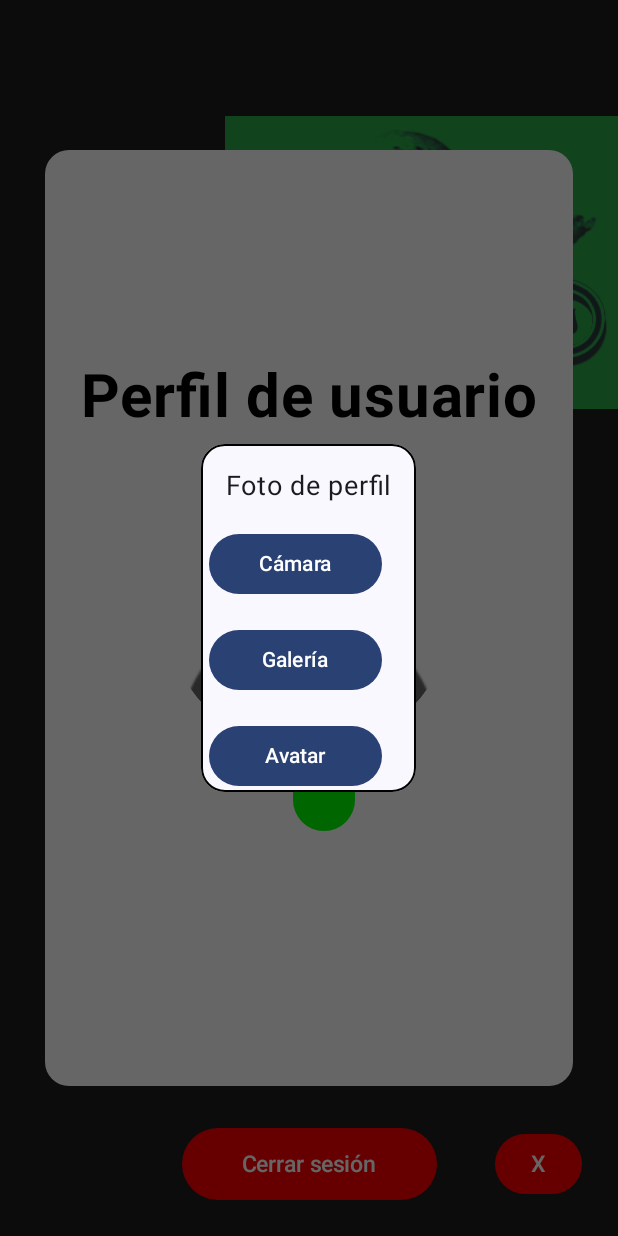
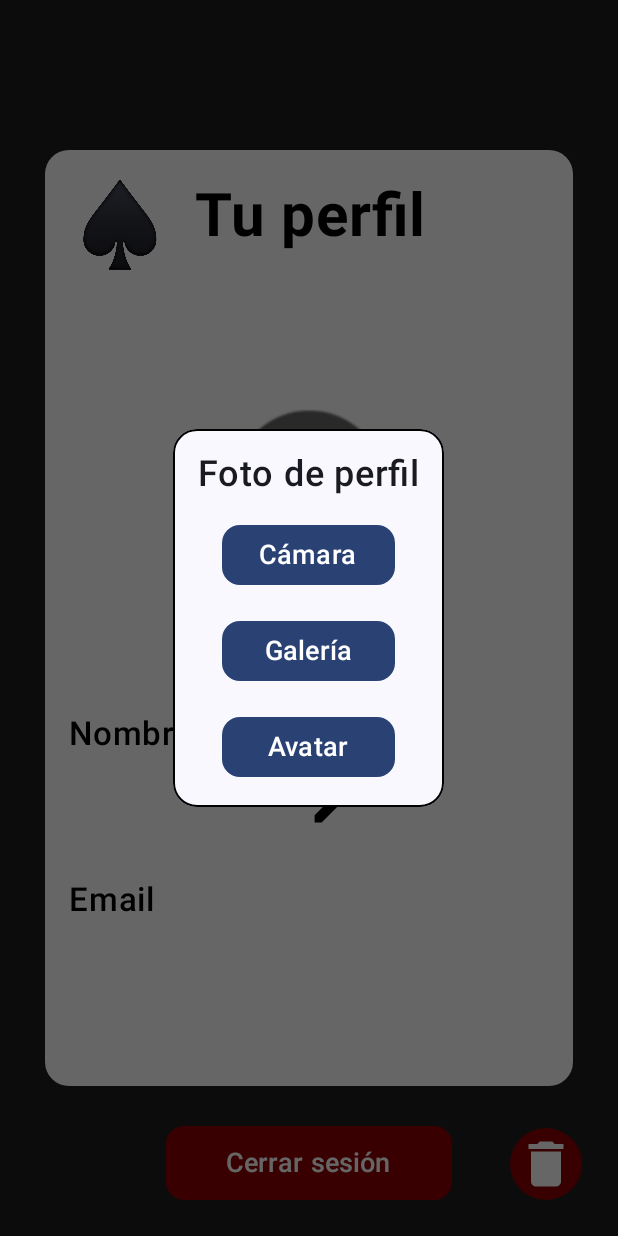
Before and after one commit to Juanes165/chipiolo, an Android app built with Jetpack Compose: the ProfileScreen screen opened through its navigation route, after a tap on "Default profile picture", on a phone screen of 412 x 824 dp. Run offline under Robolectric (Android 15) with nearby library versions, the light colour scheme and no system bars; our stand-ins replace Firebase (no records; nobody signed in at launch, a user with empty details on screens opened directly); pictures from the network do not load; 10 statements that could not run were skipped.

Commit message:
Actualizacion perfil

```diff
--- a/app/src/main/java/com/aragang/chipiolo/MainActivity.kt
+++ b/app/src/main/java/com/aragang/chipiolo/MainActivity.kt
@@ -118,6 +118,12 @@ class MainActivity : ComponentActivity() {
                                 },
                                 goToLogin = {
                                     navController.navigate("login_screen")
+                                },
+                                reload = {
+                                    navController.navigate("profile")
+                                },
+                                goToProfileHome = {
+                                    navController.navigate("profile_home")
                                 },
                                 client = googleAuthUiClient
                             )
--- a/app/src/main/java/com/aragang/chipiolo/Profile/Profile.kt
+++ b/app/src/main/java/com/aragang/chipiolo/Profile/Profile.kt
@@ -2,6 +2,7 @@ package com.aragang.chipiolo.Profile
 
 import android.net.Uri
 import android.util.Log
+import androidx.activity.compose.BackHandler
 import androidx.activity.compose.rememberLauncherForActivityResult
 import androidx.activity.result.PickVisualMediaRequest
 import androidx.activity.result.contract.ActivityResultContracts
@@ -15,10 +16,16 @@ import androidx.compose.foundation.layout.*
 import androidx.compose.foundation.rememberScrollState
 import androidx.compose.foundation.shape.CircleShape
 import androidx.compose.foundation.shape.RoundedCornerShape
+import androidx.compose.material.icons.Icons
+import androidx.compose.material.icons.filled.Delete
+import androidx.compose.material.icons.filled.Edit
 import androidx.compose.material3.Surface
 import androidx.compose.material3.Button
 import androidx.compose.material3.Text
 import androidx.compose.material3.ButtonDefaults
+import androidx.compose.material3.Icon
+import androidx.compose.material3.IconButton
+import androidx.compose.material3.MaterialTheme
 import androidx.compose.material3.OutlinedTextField
 import androidx.compose.runtime.Composable
 import androidx.compose.runtime.getValue
@@ -47,6 +54,7 @@ import com.aragang.chipiolo.SignInChipiolo.Login
 import com.aragang.chipiolo.SignInChipiolo.UserData
 import com.google.android.gms.auth.api.identity.SignInClient
 import com.google.firebase.storage.FirebaseStorage
+import kotlinx.coroutines.delay
 
 
 @Composable
@@ -56,6 +64,8 @@ fun ProfileScreen(
     onCamera: () -> Unit,
     onAvatarPick: () -> Unit,
     goToLogin: () -> Unit = {},
+    reload: () -> Unit = {},
+    goToProfileHome: () -> Unit = {},
     client: Login,
 ) {
 
@@ -65,6 +75,7 @@ fun ProfileScreen(
     val colorWhite = colorResource(id = R.color.white)
     val colorGreenPrimary = colorResource(id = R.color.green_primary)
     val colorBlack = colorResource(id = R.color.black)
+    val colorRed = colorResource(id = R.color.red_primary)
 
     var showSignOutDialog by remember { mutableStateOf(false) }
     var showProfilePictureDialog by remember { mutableStateOf(false) }
@@ -86,6 +97,9 @@ fun ProfileScreen(
             }
         }
 
+    BackHandler {
+        goToProfileHome()
+    }
 
     Box(
         modifier = Modifier
@@ -93,31 +107,35 @@ fun ProfileScreen(
             .background(colorDarkGray)
     ) {
 
-        Image(
-            painter = painterResource(R.drawable.logo_chipiolo),
-            contentDescription = stringResource(R.string.logofondo),
-            colorFilter = ColorFilter.tint(Color(43, 168, 74), blendMode = BlendMode.Darken),
-            modifier = Modifier
-                .padding(
-                    start = 150.dp
-                )
-                .size(350.dp)
-        )
-
         Column(
             modifier = Modifier
                 .fillMaxSize()
                 .padding(horizontal = 30.dp, vertical = 100.dp)
                 .background(Color.White, RoundedCornerShape(16.dp)),
-            verticalArrangement = Arrangement.Center,
+            verticalArrangement = Arrangement.Top,
             horizontalAlignment = Alignment.CenterHorizontally
         ) {
-            Text(
-                text = "Perfil de usuario",
-                fontSize = 40.sp,
-                modifier = Modifier.padding(top = 10.dp, bottom = 16.dp),
-                fontWeight = FontWeight(700),
-            )
+            Row (
+                modifier = Modifier
+                    .fillMaxWidth()
+                    .padding(start = 20.dp, bottom = 80.dp, top = 20.dp)
+
+            ) {
+                Image(
+                    painter = painterResource(R.drawable.logo_pica),
+                    contentDescription = "pica",
+                    modifier = Modifier
+                        .size(60.dp)
+                        .clickable { goToLogin() }
+                )
+                Text(
+                    text = stringResource(R.string.user_profile),
+                    fontSize = 40.sp,
+                    modifier = Modifier.padding(start = 20.dp),
+                    fontWeight = FontWeight(700),
+                )
+            }
+
             // FOTO DE PERFIL
             if (userData?.profileImage != null) {
                 ProfilePicture(
@@ -145,93 +163,102 @@ fun ProfileScreen(
 
             if (userData != null) {
 
+                Text(
+                    text = stringResource(R.string.name),
+                    modifier = Modifier
+                        .align(Alignment.Start)
+                        .padding(start = 16.dp, top = 16.dp),
+                    fontSize = 22.sp,
+                    fontWeight = FontWeight.SemiBold,
+                )
                 // NOMBRE Y ACTUALIZAR NOMBRE
                 Row(
                     modifier = Modifier
                         .fillMaxWidth()
-                        .padding(horizontal = 16.dp),
+                        .padding(horizontal = 16.dp, vertical = 10.dp),
                     horizontalArrangement = Arrangement.Center
                 ) {
                     Text(
                         // get first name
                         text = userData.name?.substringBefore(' ') ?: "ChipiUsuario",
                         fontSize = 30.sp,
-                        modifier = Modifier.padding(top = 16.dp, start = 10.dp, end = 10.dp),
+                        modifier = Modifier.padding(start = 10.dp, end = 10.dp),
                         fontWeight = FontWeight.SemiBold,
                     )
-//                    Image(
-//                        painter = painterResource(R.drawable.ic_baseline_edit_24),
-//                        contentDescription = "Edit name",
-//                        modifier = Modifier
-//                            .padding(top = 16.dp, start = 8.dp)
-//                            .size(30.dp)
-//                            .clickable { /*TODO*/ }
-//                    )
-                    Button(
-                        onClick = { showChangeName = true },
-                        modifier = Modifier
-                            .background(Color.Green, CircleShape)
-                            .padding(top = 16.dp, start = 8.dp, end = 8.dp, bottom = 8.dp)
-                            .size(25.dp)
-//                            .align(Alignment.End),
-                        ,
-                        colors = ButtonDefaults.buttonColors(
-                            containerColor = Color(0, 0, 0, 0),
-                            contentColor = Color.White,
-                        ),
-                        shape = CircleShape
-                    ) {
-//                        Text(text = "E", color = Color.White)
+                    IconButton(onClick = { showChangeName = true }) {
+                        Icon(
+                            Icons.Filled.Edit,
+                            contentDescription = "edit",
+                            tint = colorBlack,
+                            modifier = Modifier
+                                .padding(start = 10.dp)
+                                .size(40.dp)
+                        )
                     }
                 }
 
+                Text(
+                    text = stringResource(R.string.loemail),
+                    modifier = Modifier
+                        .align(Alignment.Start)
+                        .padding(start = 16.dp, top = 16.dp),
+                    fontSize = 22.sp,
+                    fontWeight = FontWeight.SemiBold,
+                )
+
                 // EMAIL Y ACTUALIZAR EMAIL
-                Row {
+                Row (
+                    modifier = Modifier
+                        .fillMaxWidth()
+                        .padding(horizontal = 16.dp, vertical = 10.dp),
+                    horizontalArrangement = Arrangement.Center
+                ){
                     Text(
                         text = userData.email,
                         fontSize = 20.sp,
                         modifier = Modifier
-                            .padding(top = 16.dp, start = 10.dp, end = 10.dp)
+                            .padding(start = 10.dp, end = 10.dp)
                             .horizontalScroll(rememberScrollState()),
 
                         )
                 }
             }
         }
+
+        // BOTON DE CERRAR SESION
         Button(
             onClick = { showSignOutDialog = true },
             modifier = Modifier
                 .padding(bottom = 24.dp)
                 .align(Alignment.BottomCenter),
             colors = ButtonDefaults.buttonColors(
-                containerColor = Color(255, 0, 0),
-                contentColor = Color.White,
+                containerColor = colorRed,
+                contentColor = colorWhite,
             ),
+            shape = MaterialTheme.shapes.medium,
 
             ) {
             Text(
                 text = stringResource(R.string.clses),
-                fontSize = 15.sp,
+                fontSize = 18.sp,
                 modifier = Modifier.padding(vertical = 6.dp, horizontal = 16.dp),
-                color = Color.White
+                color = colorWhite
             )
         }
 
-        Button(
-            onClick = { showDeleteAccountDialog = true },
-            colors = ButtonDefaults.buttonColors(
-                containerColor = Color(255, 0, 0),
-                contentColor = Color.White,
-            ),
+        IconButton(onClick = { showDeleteAccountDialog = true },
             modifier = Modifier
                 .padding(bottom = 24.dp, end = 24.dp)
-                .align(Alignment.BottomEnd),
-            shape = CircleShape
+                .align(Alignment.BottomEnd)
+                .background(color = colorRed, shape = CircleShape)
         ) {
-            Text(
-                text = "X",
-                fontSize = 15.sp,
-                color = Color.White
+            Icon(
+                Icons.Filled.Delete,
+                contentDescription = "delete",
+                tint = colorWhite,
+                modifier = Modifier
+//                    .padding(start = 10.dp)
+                    .size(40.dp)
             )
         }
 
@@ -244,6 +271,7 @@ fun ProfileScreen(
                 updateValue = { newName ->
                     client.updateName(newName)
                     showChangeName = false
+                    reload()
                 }
             )
         }
@@ -347,7 +375,8 @@ fun ProfileScreen(
                                 onClick = { showProfilePictureDialog = false },
                                 modifier = Modifier
                                     .padding(top = 16.dp, end = 5.dp)
-                                    .width(115.dp)
+                                    .width(115.dp),
+                                shape = MaterialTheme.shapes.medium,
                             ) {
                                 Text("Repetir", fontSize = 14.sp)
                             }
@@ -368,7 +397,8 @@ fun ProfileScreen(
                                 },
                                 modifier = Modifier
                                     .padding(top = 16.dp, start = 5.dp)
-                                    .width(115.dp)
+                                    .width(115.dp),
+                                shape = MaterialTheme.shapes.medium,
                             ) {
                                 Text("Aceptar", fontSize = 14.sp)
                             }
@@ -428,39 +458,45 @@ fun ProfilePictureDialog(
                     RoundedCornerShape(16.dp)
                 )
         ) {
-            Column {
+            Column (
+                horizontalAlignment = Alignment.CenterHorizontally
+            ) {
                 Text(
                     text = stringResource(R.string.picpro),
-                    fontSize = 18.sp,
+                    fontSize = 24.sp,
                     modifier = Modifier.padding(top = 16.dp, start = 16.dp, end = 16.dp),
-                    textAlign = TextAlign.Center
+                    textAlign = TextAlign.Center,
+                    fontWeight = FontWeight.SemiBold
                 )
 
                 Button(
                     onClick = openCamera,
                     modifier = Modifier
-                        .padding(top = 16.dp, start = 5.dp)
-                        .width(115.dp)
+                        .padding(top = 16.dp)
+                        .width(115.dp),
+                    shape = MaterialTheme.shapes.medium,
                 ) {
-                    Text(stringResource(R.string.cam), fontSize = 14.sp)
+                    Text(stringResource(R.string.cam), fontSize = 18.sp)
                 }
 
                 Button(
                     onClick = openGallery,
                     modifier = Modifier
-                        .padding(top = 16.dp, start = 5.dp)
-                        .width(115.dp)
+                        .padding(top = 16.dp)
+                        .width(115.dp),
+                    shape = MaterialTheme.shapes.medium,
                 ) {
-                    Text(stringResource(R.string.gal), fontSize = 14.sp)
+                    Text(stringResource(R.string.gal), fontSize = 18.sp)
                 }
 
                 Button(
                     onClick = openAvatarPick,
                     modifier = Modifier
-                        .padding(top = 16.dp, start = 5.dp)
-                        .width(115.dp)
+                        .padding(top = 16.dp, bottom = 16.dp)
+                        .width(115.dp),
+                    shape = MaterialTheme.shapes.medium,
                 ) {
-                    Text(stringResource(R.string.ava), fontSize = 14.sp)
+                    Text(stringResource(R.string.ava), fontSize = 18.sp)
                 }
             }
         }
@@ -496,7 +532,8 @@ fun SignOutDialog(signOut: () -> Unit, closeDialog: () -> Unit = {}) {
                         onClick = closeDialog,
                         modifier = Modifier
                             .padding(top = 16.dp, end = 5.dp)
-                            .width(115.dp)
+                            .width(115.dp),
+                        shape = MaterialTheme.shapes.medium,
                     ) {
                         Text(stringResource(R.string.cnl), fontSize = 14.sp)
                     }
@@ -505,7 +542,12 @@ fun SignOutDialog(signOut: () -> Unit, closeDialog: () -> Unit = {}) {
                         onClick = signOut,
                         modifier = Modifier
                             .padding(top = 16.dp, start = 5.dp)
-                            .width(115.dp)
+                            .width(115.dp),
+                        colors = ButtonDefaults.buttonColors(
+                            containerColor = Color(141, 0, 0, 255),
+                            contentColor = Color.White,
+                        ),
+                        shape = MaterialTheme.shapes.medium,
                     ) {
                         Text(stringResource(R.string.salir), fontSize = 14.sp)
                     }
@@ -555,7 +597,8 @@ fun deleteAccountDialog(
                         onClick = closeDialog,
                         modifier = Modifier
                             .padding(top = 16.dp, end = 5.dp)
-                            .width(115.dp)
+                            .width(115.dp),
+                        shape = MaterialTheme.shapes.medium,
                     ) {
                         Text(stringResource(R.string.cnl), fontSize = 14.sp)
                     }
@@ -566,9 +609,10 @@ fun deleteAccountDialog(
                             .padding(top = 16.dp, start = 5.dp)
                             .width(115.dp),
                         colors = ButtonDefaults.buttonColors(
-                            containerColor = Color(255, 0, 0),
+                            containerColor = Color(141, 0, 0, 255),
                             contentColor = Color.White,
                         ),
+                        shape = MaterialTheme.shapes.medium,
                     ) {
                         Text(stringResource(R.string.elim), fontSize = 14.sp)
                     }
@@ -629,12 +673,18 @@ fun editValueDialog(
                     onValueChange = { fieldValue.value = it },
                     label = { Text(label) }
                 )
-                Row {
+                Row (
+                    modifier = Modifier
+                        .fillMaxWidth()
+                        .padding(bottom = 16.dp),
+                    horizontalArrangement = Arrangement.Center
+                ){
                     Button(
                         onClick = closeDialog,
                         modifier = Modifier
                             .padding(top = 16.dp, end = 5.dp)
-                            .width(115.dp)
+                            .width(115.dp),
+                        shape = MaterialTheme.shapes.medium,
                     ) {
                         Text("Cancelar", fontSize = 14.sp)
                     }
@@ -645,9 +695,10 @@ fun editValueDialog(
                             .padding(top = 16.dp, start = 5.dp)
                             .width(115.dp),
                         colors = ButtonDefaults.buttonColors(
-                            containerColor = Color(0, 255, 166, 255),
+                            containerColor = Color(125, 189, 76, 255),
                             contentColor = Color.White,
                         ),
+                        shape = MaterialTheme.shapes.medium,
                     ) {
                         Text("Actualizar", fontSize = 14.sp)
                     }
--- a/app/src/main/java/com/aragang/chipiolo/SignInChipiolo/AddNameScreen.kt
+++ b/app/src/main/java/com/aragang/chipiolo/SignInChipiolo/AddNameScreen.kt
@@ -12,6 +12,7 @@ import androidx.compose.foundation.layout.padding
 import androidx.compose.foundation.layout.size
 import androidx.compose.foundation.shape.CircleShape
 import androidx.compose.material3.Button
+import androidx.compose.material3.MaterialTheme
 import androidx.compose.material3.OutlinedTextField
 import androidx.compose.material3.OutlinedTextFieldDefaults
 import androidx.compose.material3.Text
@@ -23,6 +24,7 @@ import androidx.compose.ui.Modifier
 import androidx.compose.ui.draw.clip
 import androidx.compose.ui.graphics.Color
 import androidx.compose.ui.layout.ContentScale
+import androidx.compose.ui.res.colorResource
 import androidx.compose.ui.res.painterResource
 import androidx.compose.ui.res.stringResource
 import androidx.compose.ui.tooling.preview.Preview
@@ -38,13 +40,14 @@ fun AddNameScreen(
     onSuccess: () -> Unit,
 ) {
 
+    val colorDarkGray = colorResource(id = R.color.dark_gray)
 
     val name = remember { mutableStateOf("") }
 
     Box(
         modifier = Modifier
             .fillMaxSize()
-            .background(Color(0, 97, 23, 255))
+            .background(colorDarkGray)
     ) {
         // formulario de email y password
         Column(
@@ -95,7 +98,9 @@ fun AddNameScreen(
             )
             Button(onClick = {
                 onNameEntered(name.value)
-            }) {
+            },
+                shape = MaterialTheme.shapes.medium,
+                ) {
                 Text(text = stringResource(R.string.cont))
             }
         }
--- a/app/src/main/java/com/aragang/chipiolo/SignInChipiolo/CreateUserScreen.kt
+++ b/app/src/main/java/com/aragang/chipiolo/SignInChipiolo/CreateUserScreen.kt
@@ -474,7 +474,7 @@ enum class StrengthPasswordTypes {
 }
 
 private const val REGEX_STRONG_PASSWORD =
-    "(?=.*[a-z])(?=.*[A-Z])(?=.*[0-9])(?=.*[^A-Za-z0-9])(?=.{8,})"
+    "(?=.*[a-z])(?=.*[0-9])(?=.{8,})"
 
 fun returnPasswordMessage(password: String, repeatPassword: String): Int {
     return if (password == "") {
--- a/app/src/main/java/com/aragang/chipiolo/SignInChipiolo/LoginScreen.kt
+++ b/app/src/main/java/com/aragang/chipiolo/SignInChipiolo/LoginScreen.kt
@@ -1,7 +1,9 @@
 package com.aragang.chipiolo.SignInChipiolo
 
 import android.app.Activity.RESULT_OK
+import android.content.Context
 import android.util.Log
+import android.widget.Toast
 import androidx.activity.compose.rememberLauncherForActivityResult
 import androidx.activity.result.IntentSenderRequest
 import androidx.activity.result.contract.ActivityResultContracts
@@ -100,6 +102,8 @@ fun LoginScreen(
     val focusManager = LocalFocusManager.current
 
     val showPassword = remember { mutableStateOf(false) }
+
+    val context = LocalContext.current
 
     val launcher = rememberLauncherForActivityResult(
         contract = ActivityResultContracts.StartIntentSenderForResult(),
@@ -264,6 +268,8 @@ fun LoginScreen(
                             } else {
                                 onSuccess()
                             }
+                        } else {
+                            sendToastMsg("Credenciales Incorrectas", context)
                         }
                     }
                 },
@@ -427,3 +433,7 @@ fun LoginScreen(
         }
     }
 }
+
+fun sendToastMsg(msg: String, context: Context){
+    Toast.makeText(context, msg, Toast.LENGTH_SHORT).show()
+}
--- a/app/src/main/java/com/aragang/chipiolo/SignInChipiolo/RecoverScreen.kt
+++ b/app/src/main/java/com/aragang/chipiolo/SignInChipiolo/RecoverScreen.kt
@@ -394,8 +394,8 @@ fun RecoverScreen(
                                     Text(text = "Código Incorrecto")
                                 },
                                 text = {
-                                    if (intentos.value != 2)
-                                        Text("Intente nuevamente, le quedan ${2 - intentos.value} intentos")
+                                    if (intentos.value != 3)
+                                        Text("Intente nuevamente, le quedan ${3 - intentos.value} intentos")
                                     else
                                         Text("Has sido bloqueado por 20 segundos")
                                 },
@@ -413,7 +413,7 @@ fun RecoverScreen(
                             )
                         }
 
-                        if(intentos.value == 3){
+                        if(intentos.value == 4){
                             enableSend.value = false
                             showConditionsDialog = false
                             contarTiempo = true
@@ -427,8 +427,9 @@ fun RecoverScreen(
     }
 
     if (contarTiempo) {
+        val blockTimeInSeconds = 20
         LaunchedEffect(contarTiempo) {
-            while (contador.value < 20) {
+            while (contador.value < blockTimeInSeconds) {
                 delay(1000)
                 contador.value += 1
             }
--- a/app/src/main/res/values/strings.xml
+++ b/app/src/main/res/values/strings.xml
@@ -27,6 +27,7 @@
     <string name="msgfarewell">Lamentamos que te vayas 😞\n ¿Estás seguro de que quieres eliminar tu cuenta?
     </string>
     <string name="elim">Eliminar</string>
+    <string name="user_profile">Tu perfil</string>
 
     <!-- AddNameScreen -->
     <string name="dftpict">Default Profile picture</string>
```
